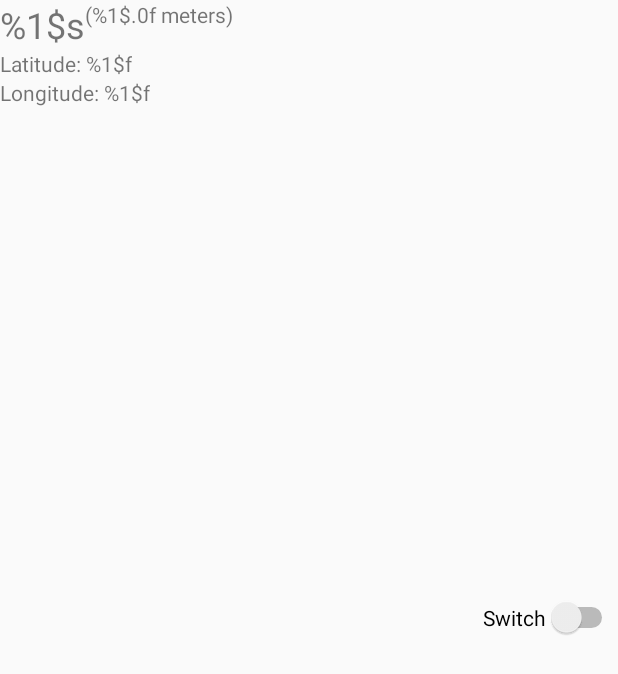
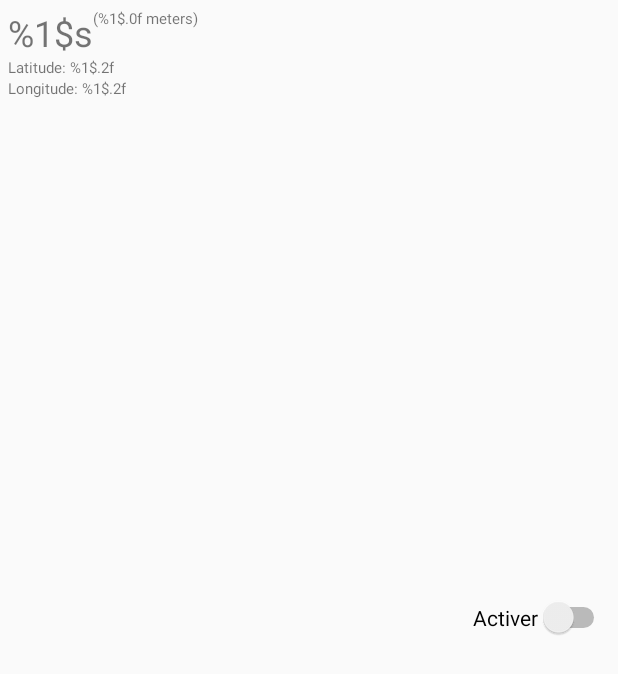
Before and after one commit to ValdesChe/SmoothSwitch, an Android app: the layout place_view.xml on its own in the app's theme, with its tools: preview values and no code run, on a phone screen of 412 x 824 dp. Shown: the top 674 px of the screen. Run offline under Robolectric (Android 15) with nearby library versions, the phone set to English and light mode, and no system bars.

Commit message:
Change google map API key + dimensions configs

```diff
--- a/app/src/main/AndroidManifest.xml
+++ b/app/src/main/AndroidManifest.xml
@@ -22,7 +22,7 @@
 
         <meta-data
             android:name="com.google.android.geo.API_KEY"
-            android:value="@string/google_maps_key" />
+            android:value="@string/google_api" />
 
         <activity
             android:name=".MainActivity"
--- a/app/src/main/java/com/smoothswitch/model/PlacesAdapter.java
+++ b/app/src/main/java/com/smoothswitch/adapters/PlacesAdapter.java
@@ -1,4 +1,4 @@
-package com.smoothswitch.model;
+package com.smoothswitch.adapters;
 
 import android.content.Context;
 import android.content.res.Resources;
@@ -13,6 +13,7 @@ import androidx.annotation.NonNull;
 import androidx.annotation.Nullable;
 
 import com.smoothswitch.R;
+import com.smoothswitch.model.Place;
 
 import java.util.List;
 
--- a/app/src/main/java/com/smoothswitch/ui/main/MyPlacesFragment.java
+++ b/app/src/main/java/com/smoothswitch/ui/main/MyPlacesFragment.java
@@ -12,11 +12,7 @@ import androidx.lifecycle.ViewModelProviders;
 
 import com.smoothswitch.R;
 import com.smoothswitch.helper.DbHelper;
-import com.smoothswitch.model.Place;
-import com.smoothswitch.model.PlacesAdapter;
-
-import java.util.ArrayList;
-import java.util.List;
+import com.smoothswitch.adapters.PlacesAdapter;
 
 
 /**
--- a/app/src/main/res/layout/fragment_my_places.xml
+++ b/app/src/main/res/layout/fragment_my_places.xml
@@ -13,6 +13,7 @@
         android:layout_height="match_parent"
         android:layout_marginLeft="@dimen/list_x_margin"
         android:layout_marginRight="@dimen/list_x_margin"
+        android:layout_marginTop="@dimen/list_x_margin"
         android:dividerHeight="@dimen/div_height"
         app:layout_constraintEnd_toEndOf="parent"
         app:layout_constraintStart_toStartOf="parent"
--- a/app/src/main/res/layout/place_view.xml
+++ b/app/src/main/res/layout/place_view.xml
@@ -1,6 +1,9 @@
 <?xml version="1.0" encoding="utf-8"?>
 <RelativeLayout xmlns:android="http://schemas.android.com/apk/res/android"
+    android:orientation="horizontal"
+    android:padding="@dimen/row_padding"
     android:layout_width="match_parent" android:layout_height="match_parent">
+
 
     <TextView
         android:id="@+id/placeNameTextView"
@@ -11,14 +14,17 @@
         android:textSize="@dimen/title2"
         android:fontFamily="sans-serif"
         android:text="@string/place_name" />
+
+
     <TextView
         android:id="@+id/placeRadiusTextView"
         android:layout_width="wrap_content"
         android:layout_height="wrap_content"
-        android:textSize="@dimen/big"
+        android:textSize="@dimen/normal"
         android:layout_toRightOf="@id/placeNameTextView"
         android:layout_alignParentEnd="true"
         android:text="@string/place_radius" />
+
 
     <TextView
         android:id="@+id/placeLatTextView"
@@ -26,15 +32,17 @@
         android:layout_height="wrap_content"
         android:layout_alignParentStart="true"
         android:layout_below="@id/placeNameTextView"
-        android:textSize="@dimen/big"
+        android:textSize="@dimen/normal"
         android:text="@string/place_lat" />
+
+
     <TextView
         android:id="@+id/placeLongTextView"
         android:layout_width="wrap_content"
         android:layout_height="wrap_content"
         android:layout_alignParentStart="true"
         android:layout_below="@id/placeLatTextView"
-        android:textSize="@dimen/big"
+        android:textSize="@dimen/normal"
         android:text="@string/place_long" />
     <Switch
         android:id="@+id/placeIsEnabledSwitch"
@@ -42,5 +50,5 @@
         android:layout_height="wrap_content"
         android:layout_centerVertical="true"
         android:layout_alignParentEnd="true"
-        android:text="Switch" />
+        android:text="Activer" />
 </RelativeLayout>
--- a/app/src/main/res/values/dimens.xml
+++ b/app/src/main/res/values/dimens.xml
@@ -8,6 +8,10 @@
     <dimen name="list_x_margin">16dp</dimen>
     <dimen name="title2">24sp</dimen>
     <dimen name="big">14sp</dimen>
-    <dimen name="normal">8sp</dimen>
-    <dimen name="div_height">8sp</dimen>
+    <dimen name="normal">10sp</dimen>
+    <dimen name="div_height">0.5sp</dimen>
+
+
+    <!-- alarm row dimensions  -->
+    <dimen name="row_padding">5sp</dimen>
 </resources>
--- /dev/null
+++ b/app/src/main/res/values/google_api.xml
@@ -0,0 +1,4 @@
+<?xml version="1.0" encoding="utf-8"?>
+<resources>
+    <string name="google_api">AI------HERE->---YOU---PUT---YOUR---API--KEY----------- wXhs</string>
+</resources>
--- a/app/src/main/res/values/strings.xml
+++ b/app/src/main/res/values/strings.xml
@@ -8,10 +8,9 @@
     <string name="ringer_mode">Ringer Mode</string>
     <string name="vibrate_mode">Vibrate Mode</string>
     <string name="place_name">%1$s</string>
-    <string name="place_lat">Latitude: %1$f</string>
-    <string name="place_long">Longitude: %1$f</string>
+    <string name="place_lat">Latitude: %1$.2f</string>
+    <string name="place_long">Longitude: %1$.2f</string>
     <string name="place_radius">(%1$.0f meters)</string>
-    <string name="google_maps_key">AIzaSyBivR2AyOy4la8P8oMraWkft2yHnF0tCCI</string>
     <string name="sample_name_alarm">ENSA_Tetouan</string>
     <string name="create_alarm_btn">Create Alarm</string>
     <string name="indicator_radius">Distance around the marker !</string>
```
